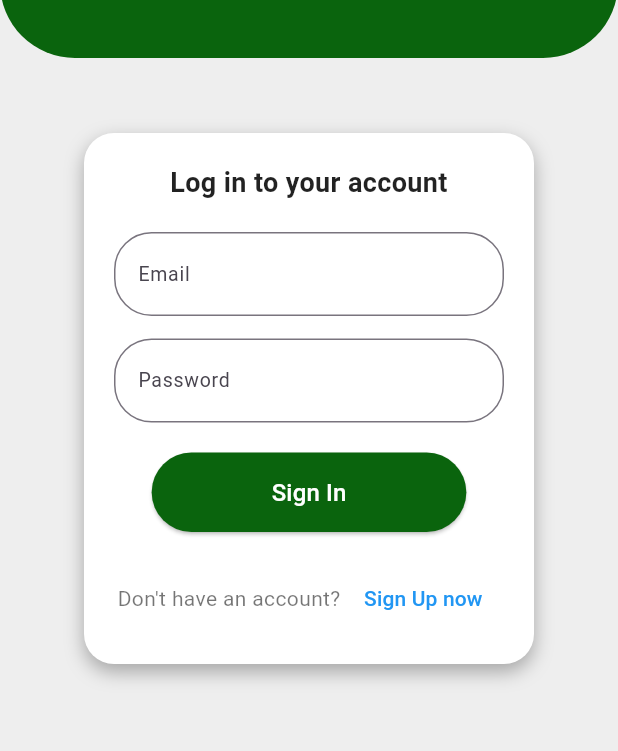
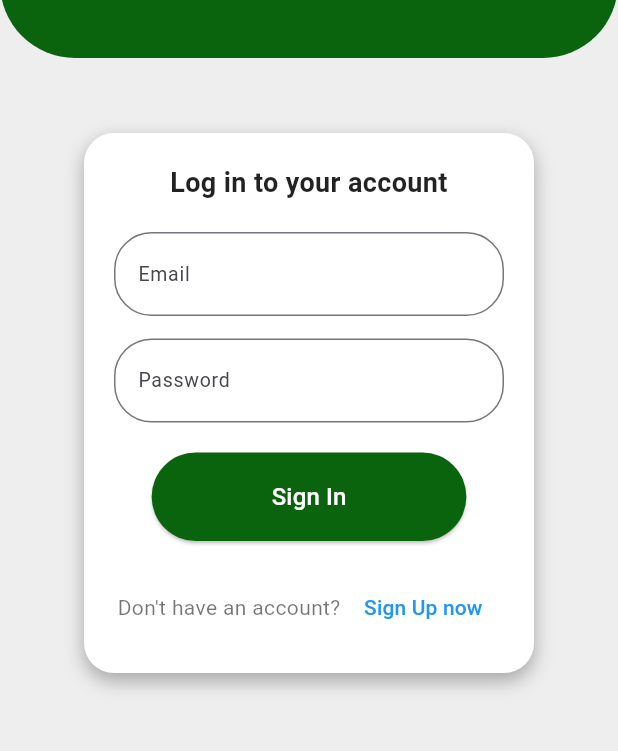
Before and after one commit to iZilchi/Quiz-Whiz, a Flutter app: the screen it shows after launch, on a phone screen of 412 x 824 dp, the part 167-918 px from its top. Run offline on Flutter 3.47's test engine with Material 3 defaults, Android fonts, the light colour scheme and no system bars; our stand-ins replace cloud_firestore, firebase_auth, firebase_core, flutter_riverpod, image_picker, video_player; accounts and stored records are empty.

Commit message:
UI Enhancement

```diff
--- a/lib/pages/login_page.dart
+++ b/lib/pages/login_page.dart
@@ -145,12 +145,13 @@ class LoginPage extends StatelessWidget {
                             signIn(context); // Pass context for navigation
                           },
                           style: ElevatedButton.styleFrom(
-                            backgroundColor: const Color.fromARGB(255, 10, 100, 13),
-                            padding: const EdgeInsets.symmetric(horizontal: 80, vertical: 15),
+                            backgroundColor: const Color.fromARGB(255, 10, 100, 13), // Vibrant green for branding
+                            padding: const EdgeInsets.symmetric(horizontal: 80, vertical: 18), // Increased padding for better aesthetics
                             shape: RoundedRectangleBorder(
-                              borderRadius: BorderRadius.circular(30), // Adjusted border radius for button
+                              borderRadius: BorderRadius.circular(30), // Smoothly rounded corners
                             ),
                           ),
+
                           child: const Text(
                             'Sign In',
                             style: TextStyle(fontSize: 16, color: Colors.white),
```
Also changed, not shown: lib/pages/home_page.dart (+48 -26 lines).
